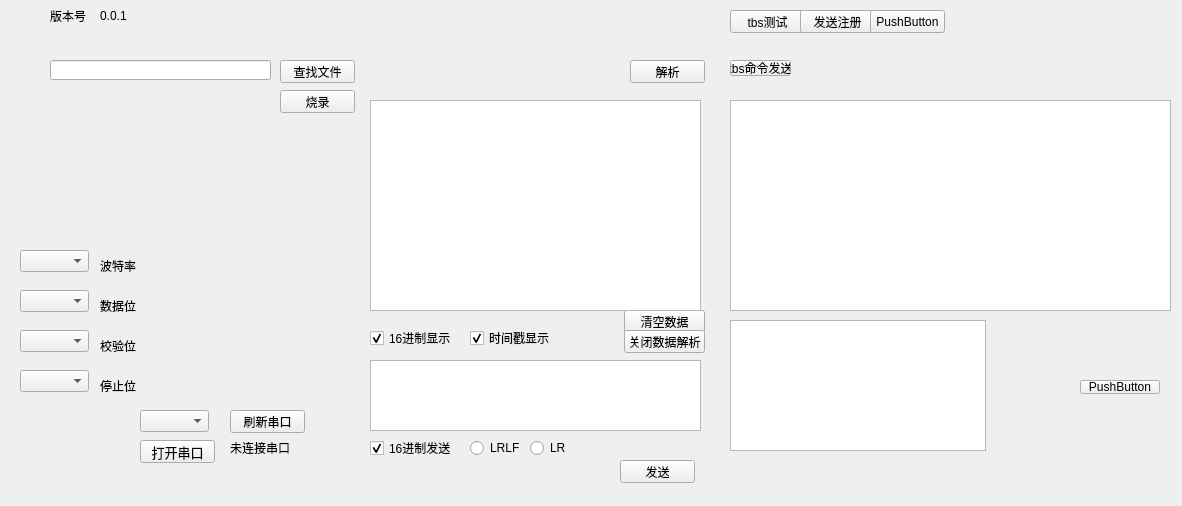
The window that qtproj/widget.ui (Fboxtt/qt_proj) describes before a commit, drawn with Qt 5.
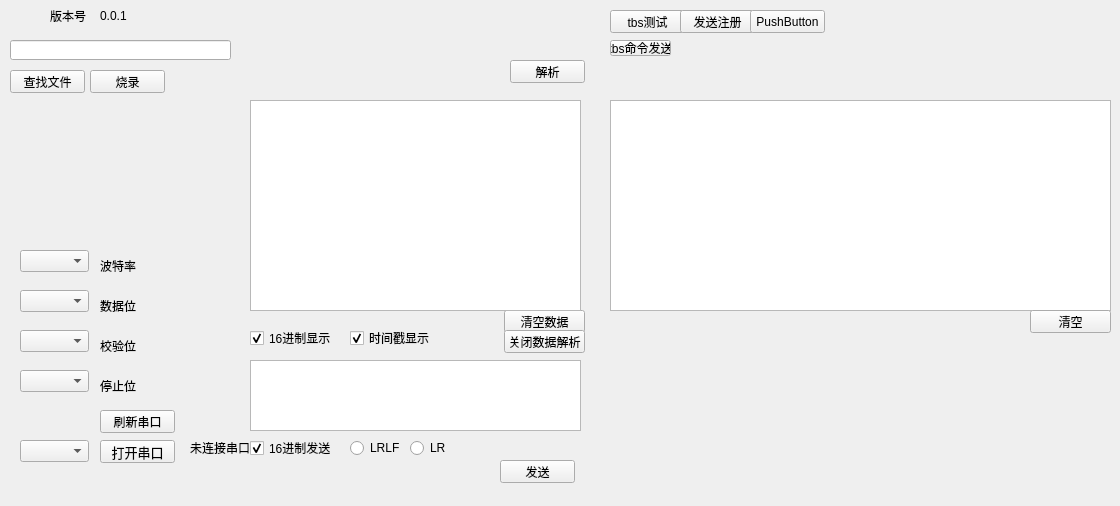
The same window after the commit.

```diff
--- a/qtproj/widget.ui
+++ b/qtproj/widget.ui
@@ -6,7 +6,7 @@
    <rect>
     <x>0</x>
     <y>0</y>
-    <width>1182</width>
+    <width>1120</width>
     <height>506</height>
    </rect>
   </property>
@@ -16,7 +16,7 @@
   <widget class="QPushButton" name="openBtn">
    <property name="geometry">
     <rect>
-     <x>140</x>
+     <x>100</x>
      <y>440</y>
      <width>75</width>
      <height>23</height>
@@ -35,7 +35,7 @@
   <widget class="QRadioButton" name="radioButton">
    <property name="geometry">
     <rect>
-     <x>470</x>
+     <x>350</x>
      <y>440</y>
      <width>89</width>
      <height>16</height>
@@ -48,7 +48,7 @@
   <widget class="QRadioButton" name="radioButton_2">
    <property name="geometry">
     <rect>
-     <x>530</x>
+     <x>410</x>
      <y>440</y>
      <width>89</width>
      <height>16</height>
@@ -61,7 +61,7 @@
   <widget class="QPushButton" name="clearReceiveDataButton">
    <property name="geometry">
     <rect>
-     <x>624</x>
+     <x>504</x>
      <y>310</y>
      <width>81</width>
      <height>23</height>
@@ -74,7 +74,7 @@
   <widget class="QPlainTextEdit" name="sendData">
    <property name="geometry">
     <rect>
-     <x>370</x>
+     <x>250</x>
      <y>360</y>
      <width>331</width>
      <height>71</height>
@@ -84,7 +84,7 @@
   <widget class="QPlainTextEdit" name="receiveData">
    <property name="geometry">
     <rect>
-     <x>370</x>
+     <x>250</x>
      <y>100</y>
      <width>331</width>
      <height>211</height>
@@ -94,8 +94,8 @@
   <widget class="QComboBox" name="portBox">
    <property name="geometry">
     <rect>
-     <x>140</x>
-     <y>410</y>
+     <x>20</x>
+     <y>440</y>
      <width>69</width>
      <height>22</height>
     </rect>
@@ -104,7 +104,7 @@
   <widget class="QPushButton" name="sendBox">
    <property name="geometry">
     <rect>
-     <x>620</x>
+     <x>500</x>
      <y>460</y>
      <width>75</width>
      <height>23</height>
@@ -126,9 +126,9 @@
   <widget class="QLabel" name="portStatus">
    <property name="geometry">
     <rect>
-     <x>230</x>
+     <x>190</x>
      <y>440</y>
-     <width>131</width>
+     <width>61</width>
      <height>16</height>
     </rect>
    </property>
@@ -165,8 +165,8 @@
   <widget class="QPushButton" name="selectFileButton">
    <property name="geometry">
     <rect>
-     <x>280</x>
-     <y>60</y>
+     <x>10</x>
+     <y>70</y>
      <width>75</width>
      <height>23</height>
     </rect>
@@ -178,8 +178,8 @@
   <widget class="QLineEdit" name="lineEdit">
    <property name="geometry">
     <rect>
-     <x>50</x>
-     <y>60</y>
+     <x>10</x>
+     <y>40</y>
      <width>221</width>
      <height>20</height>
     </rect>
@@ -188,8 +188,8 @@
   <widget class="QPushButton" name="pushButton_5">
    <property name="geometry">
     <rect>
-     <x>280</x>
-     <y>90</y>
+     <x>90</x>
+     <y>70</y>
      <width>75</width>
      <height>23</height>
     </rect>
@@ -201,7 +201,7 @@
   <widget class="QPushButton" name="searchBtn">
    <property name="geometry">
     <rect>
-     <x>230</x>
+     <x>100</x>
      <y>410</y>
      <width>75</width>
      <height>23</height>
@@ -303,20 +303,10 @@
     <string>停止位</string>
    </property>
   </widget>
-  <widget class="QPlainTextEdit" name="HexEncodeText">
-   <property name="geometry">
-    <rect>
-     <x>730</x>
-     <y>100</y>
-     <width>441</width>
-     <height>211</height>
-    </rect>
-   </property>
-  </widget>
   <widget class="QPushButton" name="pushButton">
    <property name="geometry">
     <rect>
-     <x>624</x>
+     <x>504</x>
      <y>330</y>
      <width>81</width>
      <height>23</height>
@@ -329,7 +319,7 @@
   <widget class="QCheckBox" name="hexDisplay">
    <property name="geometry">
     <rect>
-     <x>370</x>
+     <x>250</x>
      <y>330</y>
      <width>81</width>
      <height>16</height>
@@ -345,7 +335,7 @@
   <widget class="QPushButton" name="pushButton_2">
    <property name="geometry">
     <rect>
-     <x>630</x>
+     <x>510</x>
      <y>60</y>
      <width>75</width>
      <height>23</height>
@@ -358,7 +348,7 @@
   <widget class="QCheckBox" name="TimeCheckBox">
    <property name="geometry">
     <rect>
-     <x>470</x>
+     <x>350</x>
      <y>330</y>
      <width>101</width>
      <height>16</height>
@@ -377,7 +367,7 @@
   <widget class="QCheckBox" name="hexSendBox">
    <property name="geometry">
     <rect>
-     <x>370</x>
+     <x>250</x>
      <y>440</y>
      <width>91</width>
      <height>16</height>
@@ -393,7 +383,7 @@
   <widget class="QPushButton" name="sendTbs">
    <property name="geometry">
     <rect>
-     <x>730</x>
+     <x>610</x>
      <y>10</y>
      <width>75</width>
      <height>23</height>
@@ -406,7 +396,7 @@
   <widget class="QPushButton" name="sendRegisterBox">
    <property name="geometry">
     <rect>
-     <x>800</x>
+     <x>680</x>
      <y>10</y>
      <width>75</width>
      <height>23</height>
@@ -419,7 +409,7 @@
   <widget class="QPushButton" name="pushButton_6">
    <property name="geometry">
     <rect>
-     <x>870</x>
+     <x>750</x>
      <y>10</y>
      <width>75</width>
      <height>23</height>
@@ -432,8 +422,8 @@
   <widget class="QPushButton" name="pushButton_3">
    <property name="geometry">
     <rect>
-     <x>730</x>
-     <y>60</y>
+     <x>610</x>
+     <y>40</y>
      <width>61</width>
      <height>16</height>
     </rect>
@@ -442,29 +432,29 @@
     <string>tbs命令发送</string>
    </property>
   </widget>
-  <widget class="QPushButton" name="pushButton_4">
-   <property name="geometry">
-    <rect>
-     <x>1080</x>
-     <y>380</y>
-     <width>80</width>
-     <height>14</height>
-    </rect>
-   </property>
-   <property name="text">
-    <string>PushButton</string>
-   </property>
-  </widget>
   <widget class="QListWidget" name="listWidget">
    <property name="geometry">
     <rect>
-     <x>730</x>
-     <y>320</y>
-     <width>256</width>
-     <height>131</height>
+     <x>610</x>
+     <y>100</y>
+     <width>501</width>
+     <height>211</height>
     </rect>
    </property>
   </widget>
+  <widget class="QPushButton" name="clearReceiveDataButton_2">
+   <property name="geometry">
+    <rect>
+     <x>1030</x>
+     <y>310</y>
+     <width>81</width>
+     <height>23</height>
+    </rect>
+   </property>
+   <property name="text">
+    <string>清空</string>
+   </property>
+  </widget>
  </widget>
  <resources/>
  <connections/>
```
